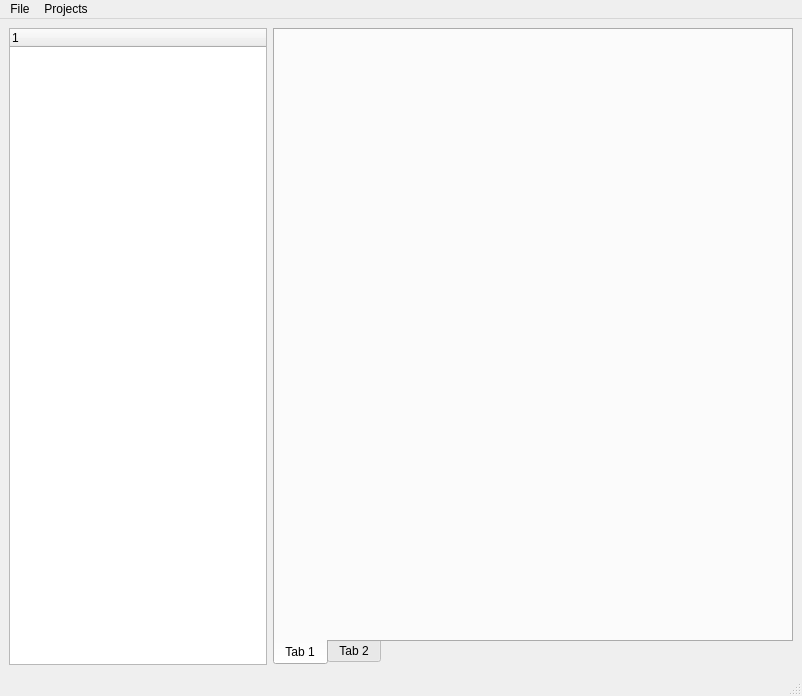
First picture: the form in src/SpyderMockUp/SpyderMockUp.ui, repository goanpeca/ATE.org, before the edit.
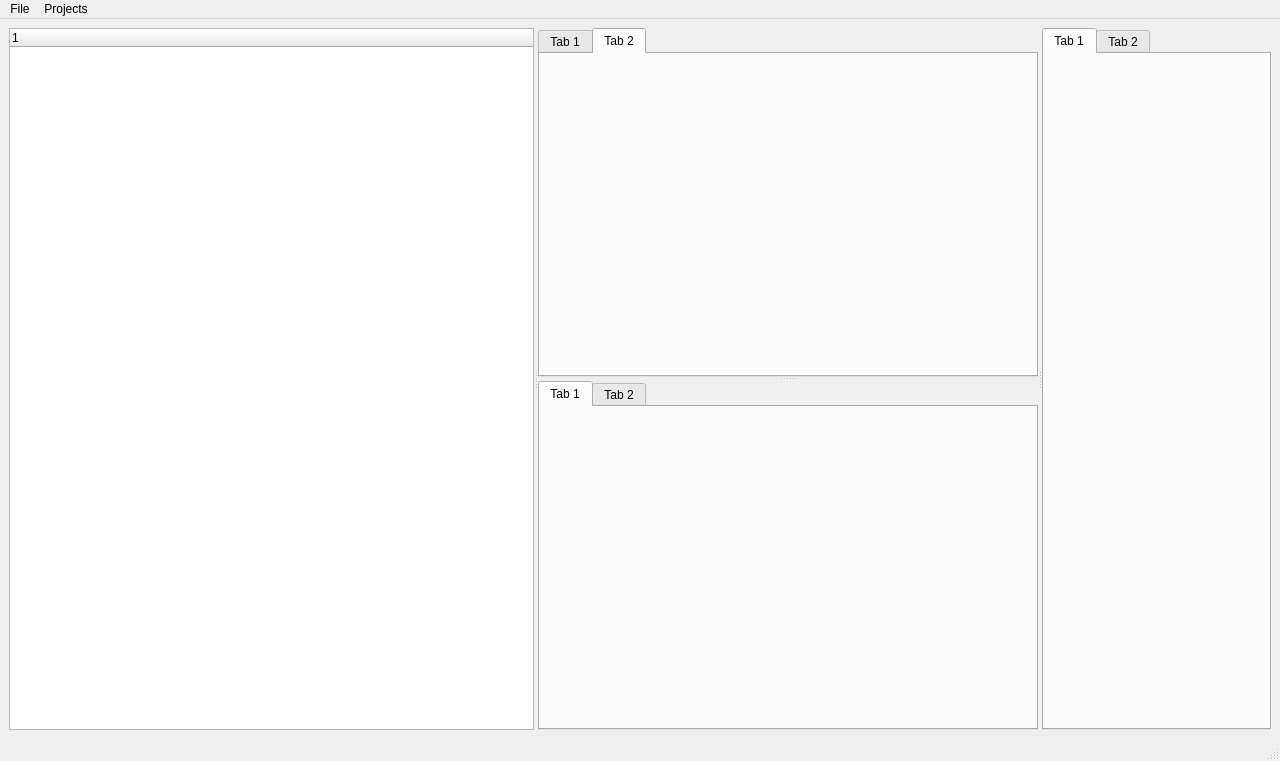
Second picture: the form after the edit.

What changed in the file:
```diff
--- a/src/SpyderMockUp/SpyderMockUp.ui
+++ b/src/SpyderMockUp/SpyderMockUp.ui
@@ -6,36 +6,55 @@
    <rect>
     <x>0</x>
     <y>0</y>
-    <width>802</width>
-    <height>696</height>
+    <width>1280</width>
+    <height>761</height>
    </rect>
   </property>
   <property name="windowTitle">
    <string>MainWindow</string>
   </property>
   <widget class="QWidget" name="centralwidget">
-   <layout class="QVBoxLayout" name="verticalLayout">
-    <item>
-     <layout class="QHBoxLayout" name="horizontalLayout">
-      <item>
-       <widget class="QTreeWidget" name="tree">
-        <column>
-         <property name="text">
-          <string notr="true">1</string>
-         </property>
-        </column>
-       </widget>
-      </item>
-      <item>
-       <widget class="QTabWidget" name="tabWidget">
+   <property name="minimumSize">
+    <size>
+     <width>1280</width>
+     <height>720</height>
+    </size>
+   </property>
+   <layout class="QGridLayout" name="gridLayout">
+    <item row="0" column="0">
+     <widget class="QSplitter" name="splitter_2">
+      <property name="orientation">
+       <enum>Qt::Horizontal</enum>
+      </property>
+      <widget class="QTreeWidget" name="tree">
+       <property name="minimumSize">
+        <size>
+         <width>200</width>
+         <height>0</height>
+        </size>
+       </property>
+       <column>
+        <property name="text">
+         <string notr="true">1</string>
+        </property>
+       </column>
+      </widget>
+      <widget class="QSplitter" name="splitter">
+       <property name="orientation">
+        <enum>Qt::Vertical</enum>
+       </property>
+       <widget class="QTabWidget" name="editorTabs">
         <property name="minimumSize">
          <size>
-          <width>520</width>
+          <width>500</width>
           <height>0</height>
          </size>
         </property>
         <property name="tabPosition">
-         <enum>QTabWidget::South</enum>
+         <enum>QTabWidget::North</enum>
+        </property>
+        <property name="currentIndex">
+         <number>1</number>
         </property>
         <widget class="QWidget" name="tab">
          <attribute name="title">
@@ -48,8 +67,50 @@
          </attribute>
         </widget>
        </widget>
-      </item>
-     </layout>
+       <widget class="QTabWidget" name="consoleTabs">
+        <property name="minimumSize">
+         <size>
+          <width>500</width>
+          <height>0</height>
+         </size>
+        </property>
+        <widget class="QWidget" name="tab_3">
+         <attribute name="title">
+          <string>Tab 1</string>
+         </attribute>
+        </widget>
+        <widget class="QWidget" name="tab_4">
+         <attribute name="title">
+          <string>Tab 2</string>
+         </attribute>
+        </widget>
+       </widget>
+      </widget>
+      <widget class="QTabWidget" name="infoTabs">
+       <property name="minimumSize">
+        <size>
+         <width>200</width>
+         <height>0</height>
+        </size>
+       </property>
+       <property name="baseSize">
+        <size>
+         <width>220</width>
+         <height>0</height>
+        </size>
+       </property>
+       <widget class="QWidget" name="tab_5">
+        <attribute name="title">
+         <string>Tab 1</string>
+        </attribute>
+       </widget>
+       <widget class="QWidget" name="tab_6">
+        <attribute name="title">
+         <string>Tab 2</string>
+        </attribute>
+       </widget>
+      </widget>
+     </widget>
     </item>
    </layout>
   </widget>
@@ -58,7 +119,7 @@
     <rect>
      <x>0</x>
      <y>0</y>
-     <width>802</width>
+     <width>1280</width>
      <height>21</height>
     </rect>
    </property>
```
